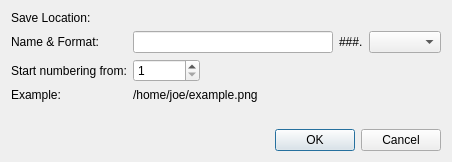
Above: src/SaveLocation.ui from KDE/skanlite before the change. Below: the same form after it.
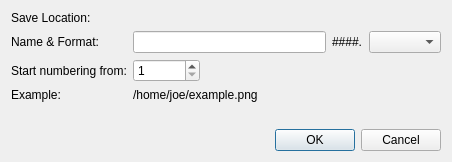
That is the form after the change. Custom widgets are drawn as their Qt base class.

Commit message:
Correct display of applied filename template
Correct display of applied filename template. Iterator formatted to 4 digits, not 3.

What changed in the file:
```diff
--- a/src/SaveLocation.ui
+++ b/src/SaveLocation.ui
@@ -68,7 +68,7 @@
        <item>
         <widget class="QLabel" name="numberLabel">
          <property name="text">
-          <string>###.</string>
+          <string>####.</string>
          </property>
         </widget>
        </item>
```
